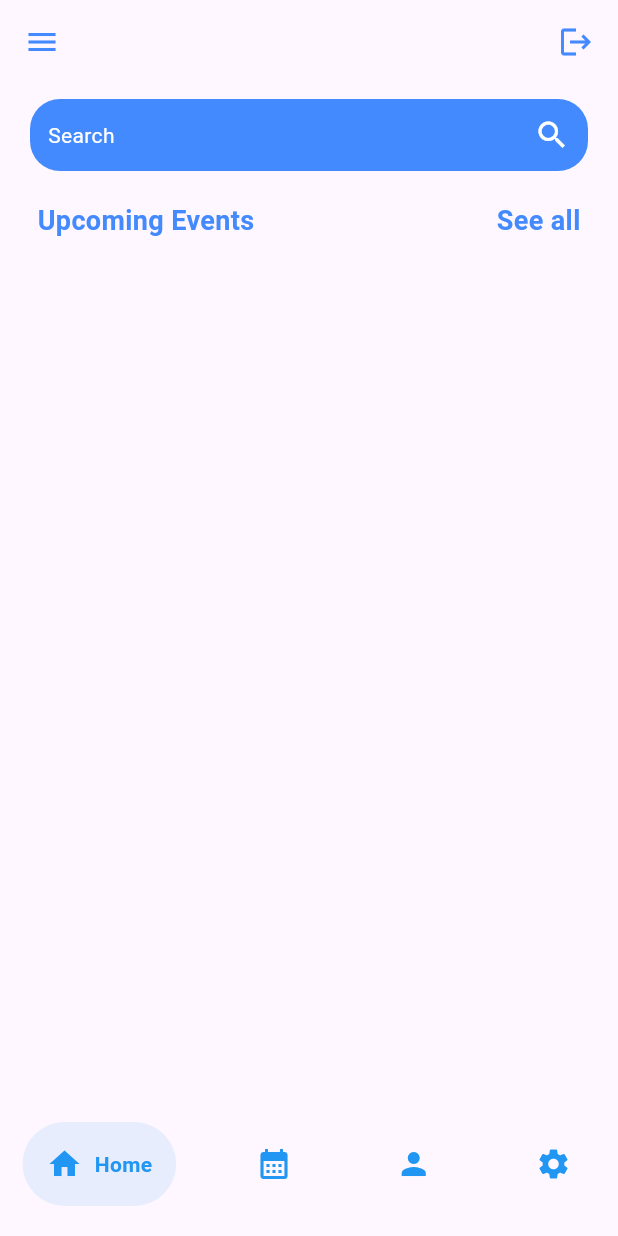
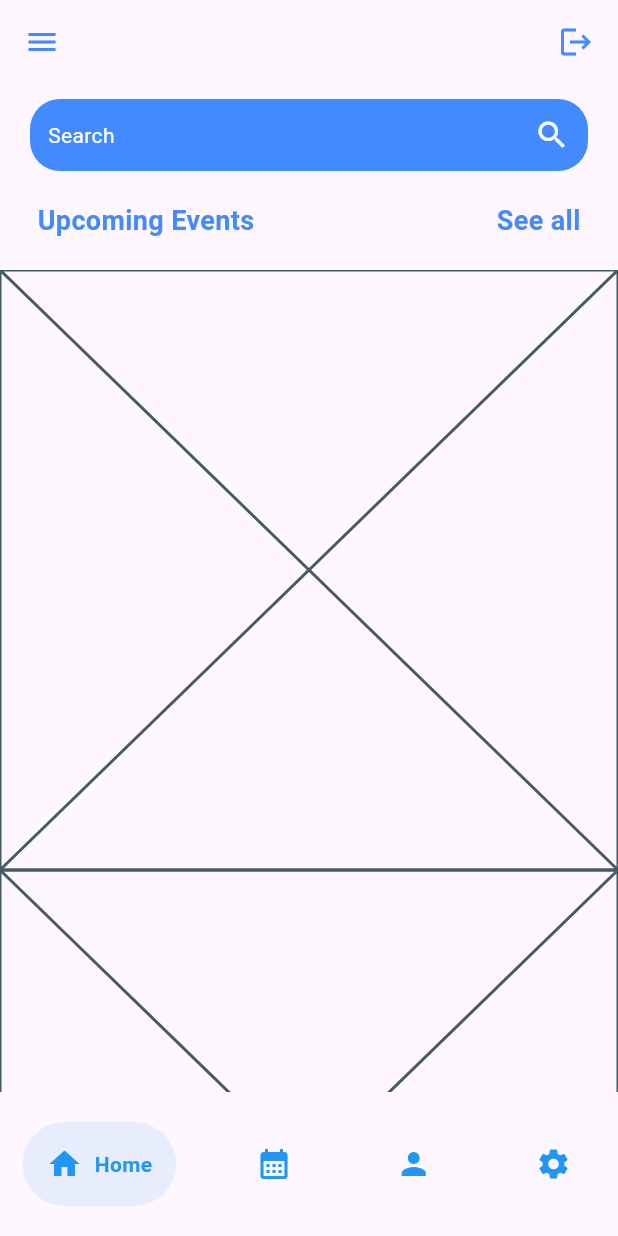
Before and after one commit to dunja131/UniVents, a Flutter app: the screen it shows after launch, on a phone screen of 412 x 824 dp. Run offline on Flutter 3.47's test engine with Material 3 defaults, Android fonts, the phone set to English and light mode, and no system bars; drawn by our look-alikes of google_nav_bar.

Commit message:
Event display implemented on landing page. Event model completed, and model near completion

```diff
--- /dev/null
+++ b/frontend/lib/pages/components/event_tile.dart
@@ -0,0 +1,10 @@
+import 'package:flutter/material.dart';
+
+class EventTile extends StatelessWidget {
+  const EventTile({super.key});
+
+  @override
+  Widget build(BuildContext context) {
+    return const Placeholder();
+  }
+}
--- a/frontend/lib/pages/landing.dart
+++ b/frontend/lib/pages/landing.dart
@@ -1,4 +1,5 @@
 import 'package:flutter/material.dart';
+import 'components/event_tile.dart';
 
 class LandingPage extends StatefulWidget {
   const LandingPage({super.key});
@@ -37,6 +38,7 @@ class _LandingPageState extends State<LandingPage> {
           padding: const EdgeInsets.symmetric(horizontal: 25, vertical: 10),
           child: Row(
             mainAxisAlignment: MainAxisAlignment.spaceBetween,
+            crossAxisAlignment: CrossAxisAlignment.end,
             children: const [
               Text(
                 'Upcoming Events',
@@ -57,7 +59,19 @@ class _LandingPageState extends State<LandingPage> {
             ],
 
           ),
+        ),
+
+        const SizedBox(height: 10),
+
+        Expanded(
+          child: ListView.builder(
+            itemBuilder: (context, index) {
+              // Return the widget for each list item
+              return EventTile();
+            }
+          ),
         )
+
 
       ],
     );
```
Also changed, not shown: frontend/lib/models/event.dart (added, +16 -0 lines).
